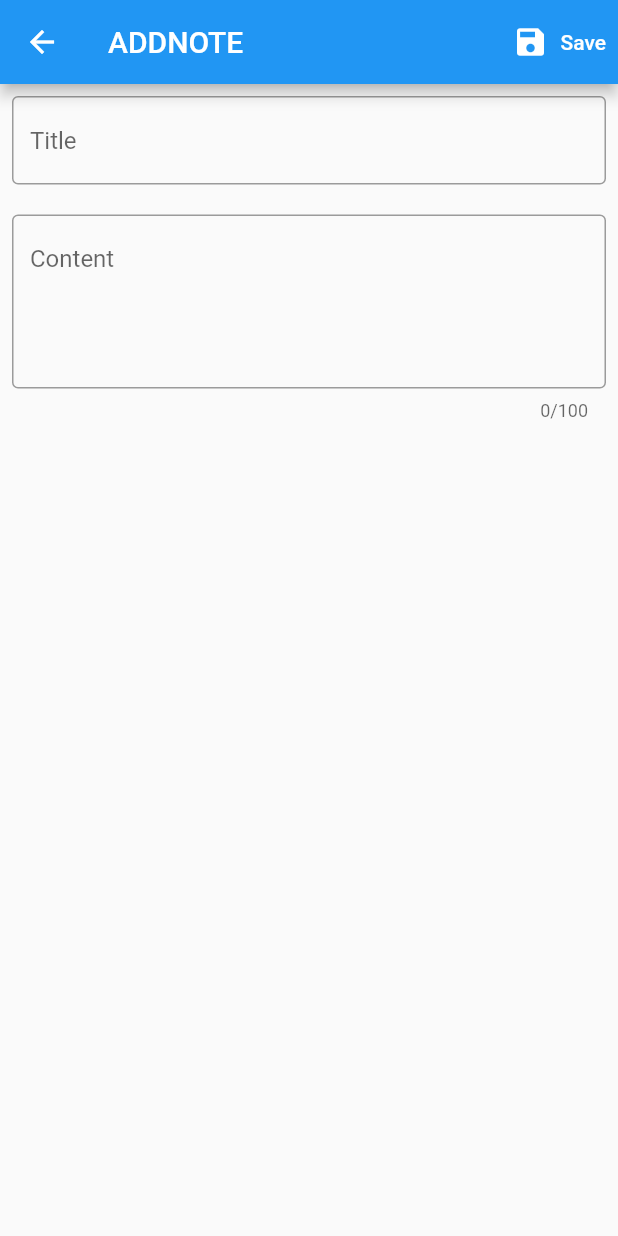
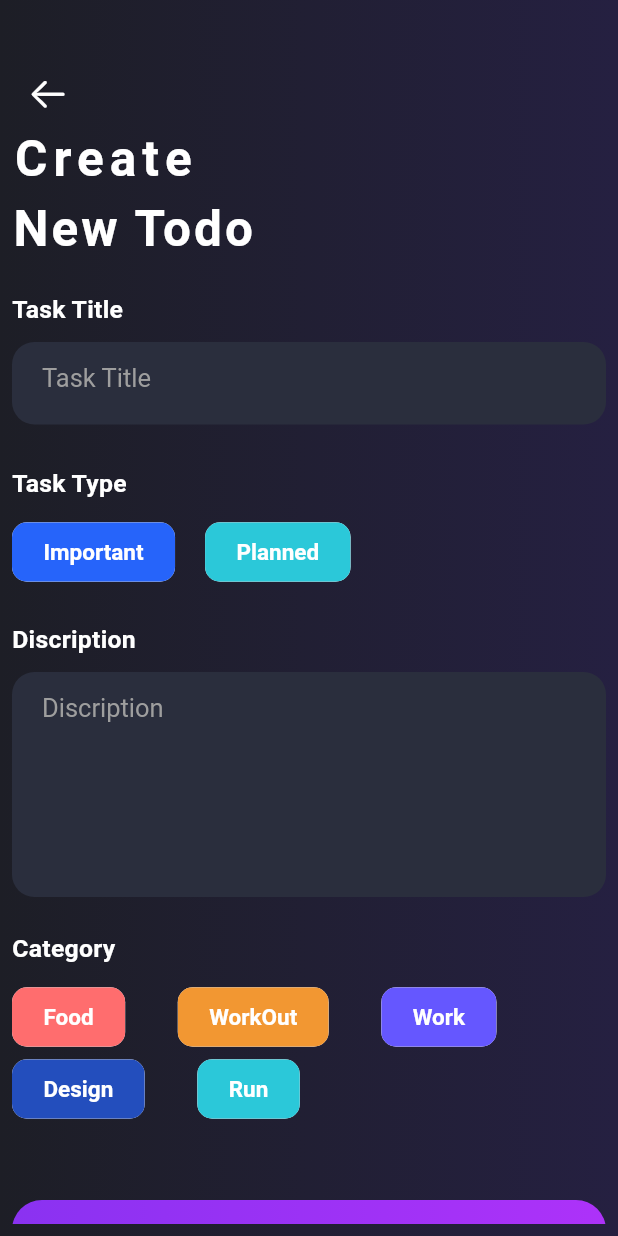
Before and after one commit to safadtm/NOTE_APP_FLUTTER, a Flutter app: the ScreenAddNote screen opened directly, on a phone screen of 412 x 824 dp. Run offline on Flutter 3.47's test engine with Material 2 defaults, Android fonts, the phone set to English and light mode, and no system bars; our stand-ins replace firebase_auth, firebase_core, flutter_secure_storage, google_sign_in, otp_text_field; accounts and stored records are empty; generated files the repository leaves out were written again.

Commit message:
Add ToDo UI created

```diff
--- a/lib/view/phone_auth.dart
+++ b/lib/view/phone_auth.dart
@@ -146,7 +146,9 @@ class _ScreenPhoneAuthState extends State<ScreenPhoneAuth> {
   }
 
   Widget otpField() {
-    return OTPTextField(
+    return Padding(
+      padding: const EdgeInsets.all(8.0),
+      child: OTPTextField(
         length: 6,
         width: MediaQuery.of(context).size.width - 36,
         fieldWidth: 56,
@@ -163,6 +165,7 @@ class _ScreenPhoneAuthState extends State<ScreenPhoneAuth> {
             smsCode = pin;
           });
         },
+      ),
     );
   }
 
--- a/lib/view/screen_add_notes.dart
+++ b/lib/view/screen_add_notes.dart
@@ -1,3 +1,4 @@
+import 'package:flutter/cupertino.dart';
 import 'package:flutter/material.dart';
 
 enum ActionType {
@@ -35,36 +36,208 @@ class ScreenAddNote extends StatelessWidget {
   @override
   Widget build(BuildContext context) {
     return Scaffold(
-      appBar: AppBar(
-        title: Text(type.name.toUpperCase()),
-        actions: [
-          saveButton,
+      body: Container(
+        height: MediaQuery.of(context).size.height,
+        width: MediaQuery.of(context).size.width,
+        decoration: const BoxDecoration(
+          gradient: LinearGradient(
+            colors: [
+              Color(0xff1d1e26),
+              Color(0xff252041),
             ],
           ),
-      body: SafeArea(
+        ),
         child: Padding(
           padding: const EdgeInsets.all(8.0),
+          child: SingleChildScrollView(
             child: Column(
+              crossAxisAlignment: CrossAxisAlignment.start,
               children: [
-              TextFormField(
-                decoration: const InputDecoration(
-                  border: OutlineInputBorder(),
-                  hintText: 'Title',
+                const SizedBox(height: 30),
+                IconButton(
+                  onPressed: () {},
+                  icon: const Icon(
+                    CupertinoIcons.arrow_left,
+                    color: Colors.white,
+                    size: 28,
                   ),
                 ),
-              const SizedBox(height: 20),
-              TextFormField(
-                maxLines: 4,
-                maxLength: 100,
-                decoration: const InputDecoration(
-                  border: OutlineInputBorder(),
-                  hintText: 'Content',
+                Padding(
+                  padding: const EdgeInsets.symmetric(),
+                  child: Column(
+                    crossAxisAlignment: CrossAxisAlignment.start,
+                    children: [
+                      const Text(
+                        'Create',
+                        style: TextStyle(
+                          fontSize: 33,
+                          color: Colors.white,
+                          fontWeight: FontWeight.bold,
+                          letterSpacing: 4,
+                        ),
+                      ),
+                      const SizedBox(height: 8),
+                      const Text(
+                        'New Todo',
+                        style: TextStyle(
+                          fontSize: 33,
+                          color: Colors.white,
+                          fontWeight: FontWeight.bold,
+                          letterSpacing: 2,
+                        ),
+                      ),
+                      const SizedBox(height: 25),
+                      label('Task Title'),
+                      const SizedBox(height: 12),
+                      title(context),
+                      const SizedBox(height: 30),
+                      label('Task Type'),
+                      const SizedBox(height: 12),
+                      Row(
+                        children: [
+                          chipData("Important", 0xff2664fa),
+                          const SizedBox(width: 20),
+                          chipData("Planned", 0xff2bc8d9),
+                        ],
+                      ),
+                      const SizedBox(height: 25),
+                      label('Discription'),
+                      const SizedBox(height: 12),
+                      discription(context),
+                      const SizedBox(height: 25),
+                      label('Category'),
+                      const SizedBox(height: 12),
+                      Wrap(
+                        spacing: 10,
+                        children: [
+                          chipData("Food", 0xffff6d6e),
+                          const SizedBox(width: 15),
+                          chipData("WorkOut", 0xfff29732),
+                          const SizedBox(width: 15),
+                          chipData("Work", 0xff6557ff),
+                          const SizedBox(width: 15),
+                          chipData("Design", 0xff234ebd),
+                          const SizedBox(width: 15),
+                          chipData("Run", 0xff2bc8d9),
+                        ],
+                      ),
+                      const SizedBox(height: 50),
+                      button(context),
+                      const SizedBox(height: 30),
+                    ],
                   ),
                 ),
               ],
             ),
           ),
         ),
+      ),
+    );
+  }
+
+  Widget button(BuildContext context) {
+    return Container(
+      height: 56,
+      width: MediaQuery.of(context).size.width,
+      decoration: BoxDecoration(
+        borderRadius: BorderRadius.circular(20),
+        gradient: const LinearGradient(
+          colors: [
+            Color(0xff8a32f1),
+            Color(0xffad32f9),
+          ],
+        ),
+      ),
+      child: const Center(
+        child: Text(
+          "Add ToDo",
+          style: TextStyle(
+            color: Colors.white,
+            fontSize: 18,
+          ),
+        ),
+      ),
+    );
+  }
+
+  Widget discription(BuildContext context) {
+    return Container(
+      height: 150,
+      width: MediaQuery.of(context).size.width,
+      decoration: BoxDecoration(
+        color: const Color(0xff2a2e3d),
+        borderRadius: BorderRadius.circular(15),
+      ),
+      child: TextFormField(
+        style: const TextStyle(
+          color: Colors.grey,
+          fontSize: 17,
+        ),
+        maxLines: null,
+        decoration: const InputDecoration(
+          border: InputBorder.none,
+          hintText: "Discription",
+          hintStyle: TextStyle(
+            color: Colors.grey,
+            fontSize: 17,
+          ),
+          contentPadding: EdgeInsets.only(left: 20, right: 20),
+        ),
+      ),
+    );
+  }
+
+  Widget chipData(String label, int color) {
+    return Chip(
+      backgroundColor: Color(color),
+      shape: RoundedRectangleBorder(borderRadius: BorderRadius.circular(10)),
+      label: Text(
+        label,
+        style: const TextStyle(
+          color: Colors.white,
+          fontSize: 15,
+          fontWeight: FontWeight.w600,
+        ),
+      ),
+      labelPadding: const EdgeInsets.symmetric(horizontal: 17, vertical: 3.8),
+    );
+  }
+
+  Widget title(BuildContext context) {
+    return Container(
+      height: 55,
+      width: MediaQuery.of(context).size.width,
+      decoration: BoxDecoration(
+        color: Color(0xff2a2e3d),
+        borderRadius: BorderRadius.circular(15),
+      ),
+      child: TextFormField(
+        style: const TextStyle(
+          color: Colors.grey,
+          fontSize: 17,
+        ),
+        decoration: const InputDecoration(
+          border: InputBorder.none,
+          hintText: "Task Title",
+          hintStyle: TextStyle(
+            color: Colors.grey,
+            fontSize: 17,
+          ),
+          contentPadding: EdgeInsets.only(left: 20, right: 20),
+        ),
+      ),
+    );
+  }
+
+  Widget label(String label) {
+    return Text(
+      label,
+      style: const TextStyle(
+        fontSize: 16.5,
+        color: Colors.white,
+        fontWeight: FontWeight.w600,
+        letterSpacing: 0.2,
+      ),
     );
   }
 }
--- a/lib/view/screen_all_notes.dart
+++ b/lib/view/screen_all_notes.dart
@@ -27,6 +27,9 @@ class ScreenAllNotes extends StatelessWidget {
         ],
       ),
       body: SafeArea(
+        child: Container(
+          height: MediaQuery.of(context).size.height,
+          width: MediaQuery.of(context).size.width,
           child: Padding(
             padding: const EdgeInsets.all(8.0),
             child: GridView.count(
@@ -41,6 +44,7 @@ class ScreenAllNotes extends StatelessWidget {
                         content:
                             'Lorem ipsum dolor sit amet consectetur adipisicing elit. Maxime mollitia',
                       )),
+            ),
           ),
         ),
       ),
```
Lines whose indentation alone changed are shown as unchanged.
